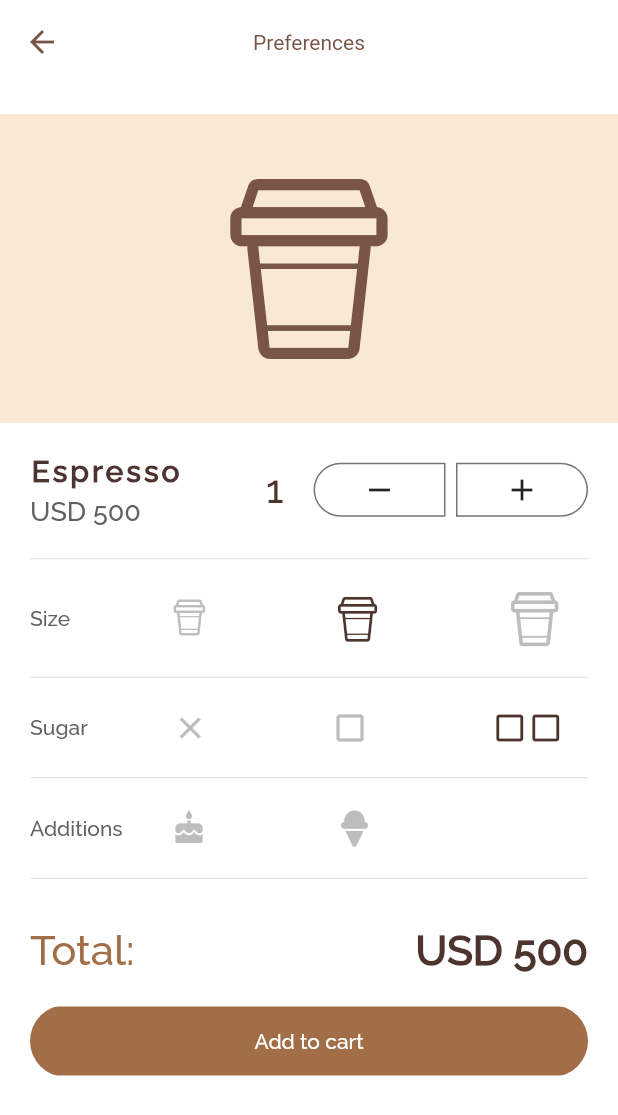
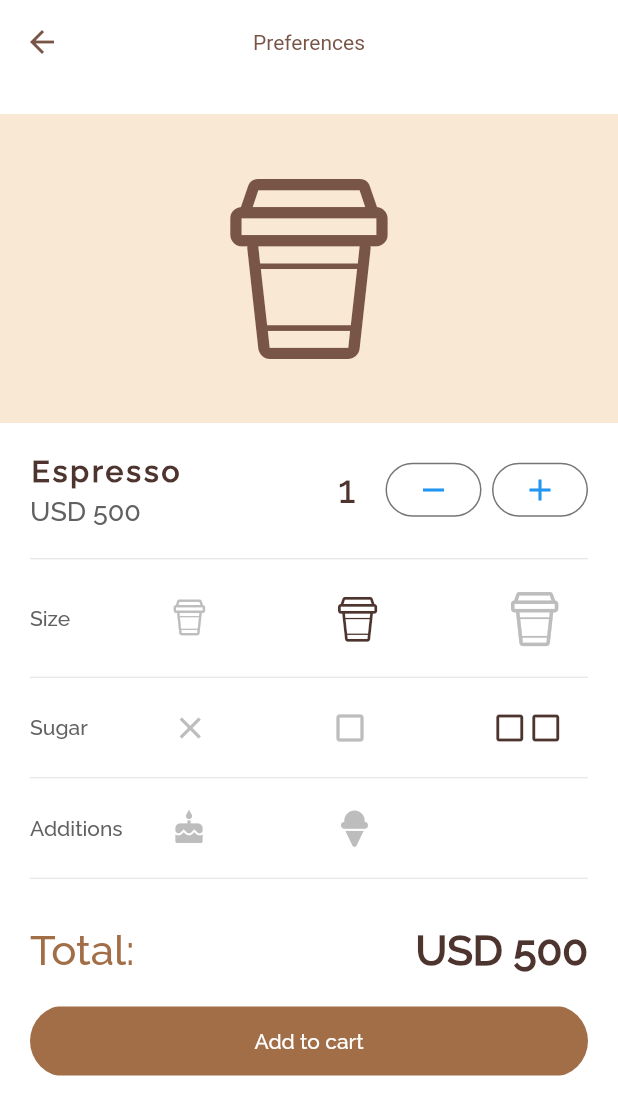
Before and after one commit to mhadaily/pluralsight-debugging-testing-publishing-flutter-app, a Flutter app: the MenuDetails screen opened directly with sample values from the repository, on a phone screen of 412 x 824 dp. Shown: the top 1115 px of the screen. Run offline on Flutter 3.47's test engine with Material 2 defaults, Android fonts, the light colour scheme and no system bars; our stand-ins replace device_info_plus, firebase_core, firebase_crashlytics, flutter_spinkit, flutter_svg, font_awesome_flutter and 2 more; accounts and stored records are empty.

Commit message:
rest of the buttons

```diff
--- a/lib/screens/menu_detail.dart
+++ b/lib/screens/menu_detail.dart
@@ -88,8 +88,16 @@ class _MenuDetailsState extends State<MenuDetails> {
                             ),
                           ),
                           SizedBox(width: 20),
-                          OutlineButton(
-                            borderSide: BorderSide(color: Colors.grey.shade600),
+                          OutlinedButton(
+                            style: ButtonStyle(
+                              padding: MaterialStateProperty.all(
+                                EdgeInsets.all(0),
+                              ),
+                              shape: MaterialStateProperty.all(StadiumBorder()),
+                              side: MaterialStateProperty.all(
+                                BorderSide(color: Colors.grey.shade600),
+                              ),
+                            ),
                             onPressed: () async {
                               // throw new StateError('This is a Dart exception.');
                               foo() async {
@@ -101,27 +109,20 @@ class _MenuDetailsState extends State<MenuDetails> {
                               await foo();
                             },
                             child: Icon(Icons.remove),
-                            shape: RoundedRectangleBorder(
-                              borderRadius: BorderRadius.only(
-                                topLeft: Radius.circular(30),
-                                bottomLeft: Radius.circular(30),
+                          ),
+                          SizedBox(width: 7),
+                          OutlinedButton(
+                            style: ButtonStyle(
+                              padding: MaterialStateProperty.all(
+                                EdgeInsets.all(0),
+                              ),
+                              shape: MaterialStateProperty.all(StadiumBorder()),
+                              side: MaterialStateProperty.all(
+                                BorderSide(color: Colors.grey.shade600),
                               ),
                             ),
-                          ),
-                          SizedBox(width: 7),
-                          OutlineButton(
-                            padding: EdgeInsets.all(0),
                             onPressed: () {},
                             child: Icon(Icons.add),
-                            shape: RoundedRectangleBorder(
-                              borderRadius: BorderRadius.only(
-                                bottomRight: Radius.circular(30),
-                                topRight: Radius.circular(30),
-                              ),
-                            ),
-                            borderSide: BorderSide(
-                              color: Colors.grey.shade600,
-                            ),
                           ),
                         ],
                       ),
```
